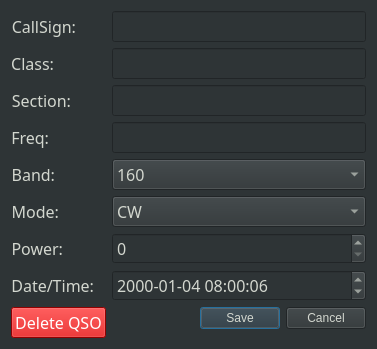
First picture: the form in fdlogger/data/dialog.ui, repository mbridak/FieldDayLogger, before the edit.
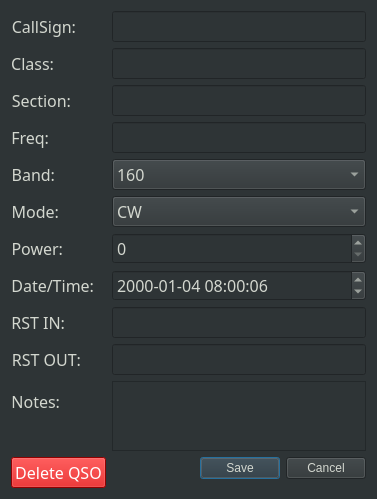
Second picture: the form after the edit.

Commit message: chore: Update QSO Edit & Generate Logs

```diff
--- a/fdlogger/data/dialog.ui
+++ b/fdlogger/data/dialog.ui
@@ -198,6 +198,51 @@
      </property>
     </widget>
    </item>
+   <!-- RST In Row 10 -->>
+  <item row="10" column="1">
+    <widget class="QLineEdit" name="editRstIn">
+     <property name="font">
+      <font>
+       <family>JetBrains Mono</family>
+       <pointsize>12</pointsize>
+       <bold>false</bold>
+      </font>
+     </property>
+     <property name="maxLength">
+      <number>4</number>
+     </property>
+    </widget>
+   </item>
+  <item row="11" column="1">
+    <widget class="QLineEdit" name="editRstOut">
+     <property name="font">
+      <font>
+       <family>JetBrains Mono</family>
+       <pointsize>12</pointsize>
+       <bold>false</bold>
+      </font>
+     </property>
+     <property name="maxLength">
+      <number>4</number>
+     </property>
+    </widget>
+   </item>
+   <item row="12" column="1">
+      <widget class="QTextEdit" name="editNotes">
+        <property name="font">
+        <font>
+          <family>JetBrains Mono</family>
+          <pointsize>9</pointsize>
+        </font>
+        </property>
+        <property name="focusPolicy">
+        <enum>Qt::ClickFocus</enum>
+        </property>
+        <property name="readOnly">
+        <bool>false</bool>
+        </property>
+      </widget>
+      </item>
    <item row="1" column="1">
     <widget class="QLineEdit" name="editClass">
      <property name="font">
@@ -271,6 +316,57 @@
      </property>
     </widget>
    </item>
+    <item row="10" column="0">
+    <widget class="QLabel" name="label_6">
+     <property name="font">
+      <font>
+       <family>JetBrains Mono</family>
+       <pointsize>12</pointsize>
+       <bold>false</bold>
+      </font>
+     </property>
+     <property name="text">
+      <string>RST IN:</string>
+     </property>
+     <property name="alignment">
+      <set>Qt::AlignRight|Qt::AlignTrailing|Qt::AlignVCenter</set>
+     </property>
+    </widget>
+   </item>
+   <item row="11" column="0">
+    <widget class="QLabel" name="label_6">
+     <property name="font">
+      <font>
+       <family>JetBrains Mono</family>
+       <pointsize>12</pointsize>
+       <bold>false</bold>
+      </font>
+     </property>
+     <property name="text">
+      <string>RST OUT:</string>
+     </property>
+     <property name="alignment">
+      <set>Qt::AlignRight|Qt::AlignTrailing|Qt::AlignVCenter</set>
+     </property>
+    </widget>
+   </item>
+   <item row="12" column="0">
+    <widget class="QLabel" name="label_6">
+     <property name="font">
+      <font>
+       <family>JetBrains Mono</family>
+       <pointsize>12</pointsize>
+       <bold>false</bold>
+      </font>
+     </property>
+     <property name="text">
+      <string>Notes:</string>
+     </property>
+     <property name="alignment">
+      <set>Qt::AlignRight|Qt::AlignTrailing|Qt::AlignVCenter</set>
+     </property>
+    </widget>
+   </item>
    <item row="8" column="0">
     <widget class="QLabel" name="label_7">
      <property name="font">
@@ -339,7 +435,7 @@
      </property>
     </widget>
    </item>
-   <item row="10" column="0">
+   <item row="14" column="0">
     <widget class="QPushButton" name="deleteButton">
      <property name="font">
       <font>
@@ -357,7 +453,7 @@
      </property>
     </widget>
    </item>
-   <item row="10" column="1">
+   <item row="14" column="1">
     <widget class="QDialogButtonBox" name="buttonBox">
      <property name="font">
       <font>
```
The commit also changes 2 other files.
